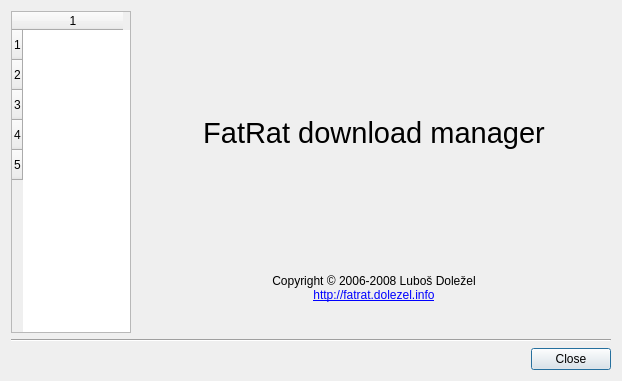
Before: the Qt Designer form AboutDlg.ui in LubosD/fatrat, drawn with Qt 5.
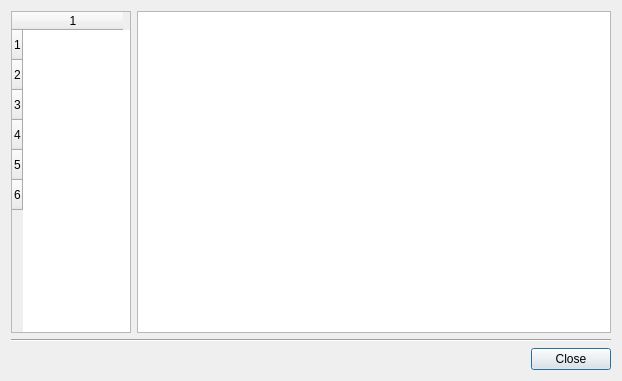
After: the same form once the commit is applied. The open tabs and pages were chosen to show the change. Icons and pictures are not drawn.

Commit message: Added a plugin info page to the about dialog

```diff
--- a/AboutDlg.ui
+++ b/AboutDlg.ui
@@ -43,7 +43,7 @@
       <bool>false</bool>
      </property>
      <property name="rowCount" >
-      <number>5</number>
+      <number>6</number>
      </property>
      <property name="columnCount" >
       <number>1</number>
@@ -53,6 +53,7 @@
      <row/>
      <row/>
      <row/>
+     <row/>
      <column/>
     </widget>
    </item>
@@ -273,6 +274,23 @@
        </item>
       </layout>
      </widget>
+     <widget class="QWidget" name="page_6" >
+      <layout class="QGridLayout" name="gridLayout" >
+       <property name="margin" >
+        <number>0</number>
+       </property>
+       <item row="0" column="0" >
+        <widget class="QTextBrowser" name="textPlugins" >
+         <property name="openExternalLinks" >
+          <bool>true</bool>
+         </property>
+         <property name="openLinks" >
+          <bool>true</bool>
+         </property>
+        </widget>
+       </item>
+      </layout>
+     </widget>
     </widget>
    </item>
    <item row="1" column="0" colspan="2" >
```
The commit also changes 4 other files.
